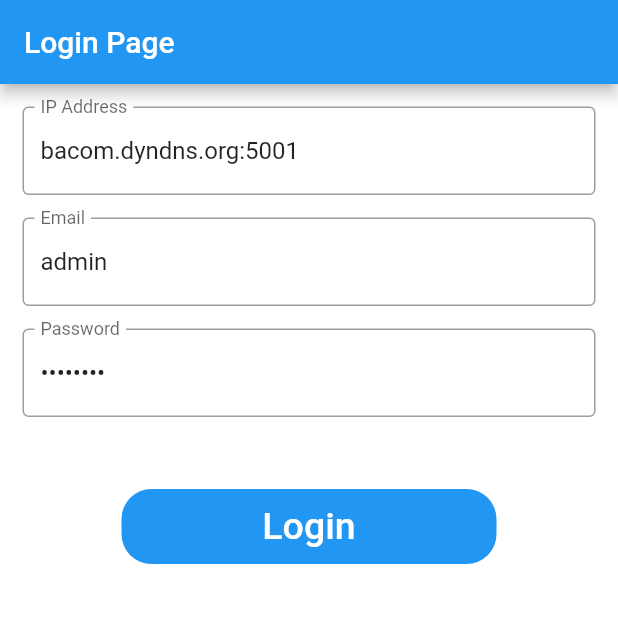
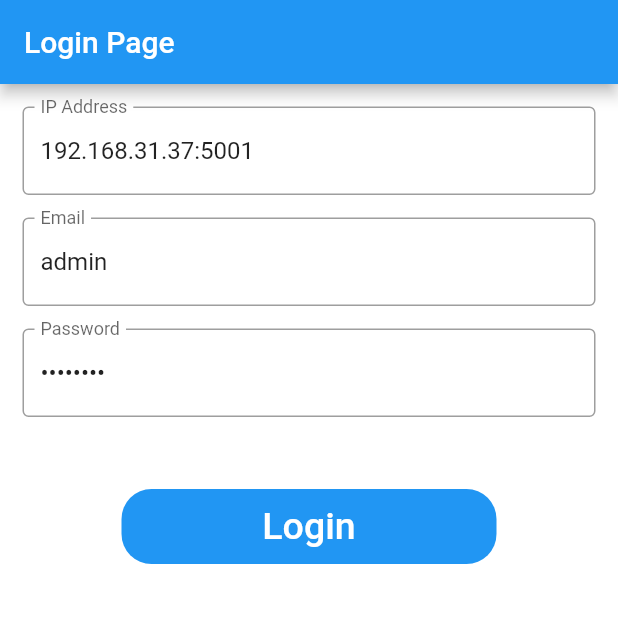
Before and after one commit to 777CC/logindemo-master, a Flutter app: the screen it shows after launch, on a phone screen of 412 x 824 dp, the top half of it. Run offline on Flutter 3.47's test engine with Material 2 defaults, Android fonts, the phone set to English and light mode, and no system bars; missing offline and left inert: signalr_client, time_span.

```diff
--- a/lib/EventLog.dart
+++ b/lib/EventLog.dart
@@ -3,7 +3,7 @@ class EventLog {
   int typeName;
   Type type;
   String data;
-  Null fromDeviceId;
+  int fromDeviceId;
   Null fromDevice;
   int fromSubsystemId;
   Null fromSubsystem;
--- a/lib/main.dart
+++ b/lib/main.dart
@@ -76,8 +76,8 @@ class _LoginDemoState extends State<LoginDemo> {
     var ipserver = TextEditingController();
     var userText = TextEditingController();
     var passText = TextEditingController();
-    //ipserver.text = "192.168.31.37:5001";//https://bacom.dyndns.org:5001
-    ipserver.text = "bacom.dyndns.org:5001";
+    ipserver.text = "192.168.31.37:5001"; //https://bacom.dyndns.org:5001
+    //ipserver.text = "bacom.dyndns.org:5001";
     userText.text = "admin";
     passText.text = "password";
     return Scaffold(
--- a/pubspec.yaml
+++ b/pubspec.yaml
@@ -24,6 +24,8 @@ dependencies:
   flutter:
     sdk: flutter
   http: ^0.13.1
+  time_span: ^1.0.3
+  flutter_countdown_timer: ^4.1.0
   signalr_client:
   # The following adds the Cupertino Icons font to your application.
   # Use with the CupertinoIcons class for iOS style icons.
```
Also changed, not shown: lib/HomePage.dart (+26 -4 lines), pubspec.lock.
